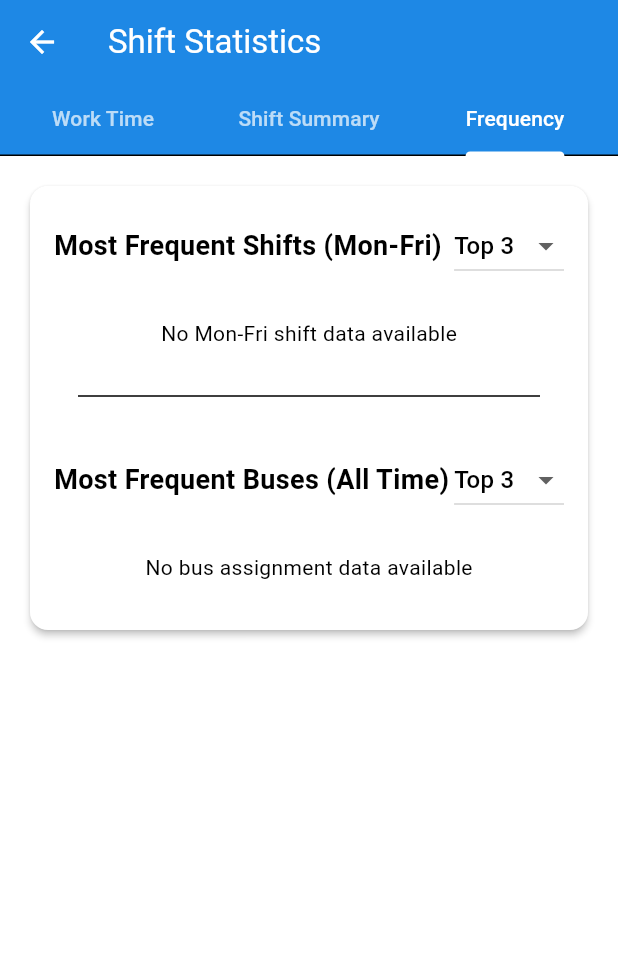
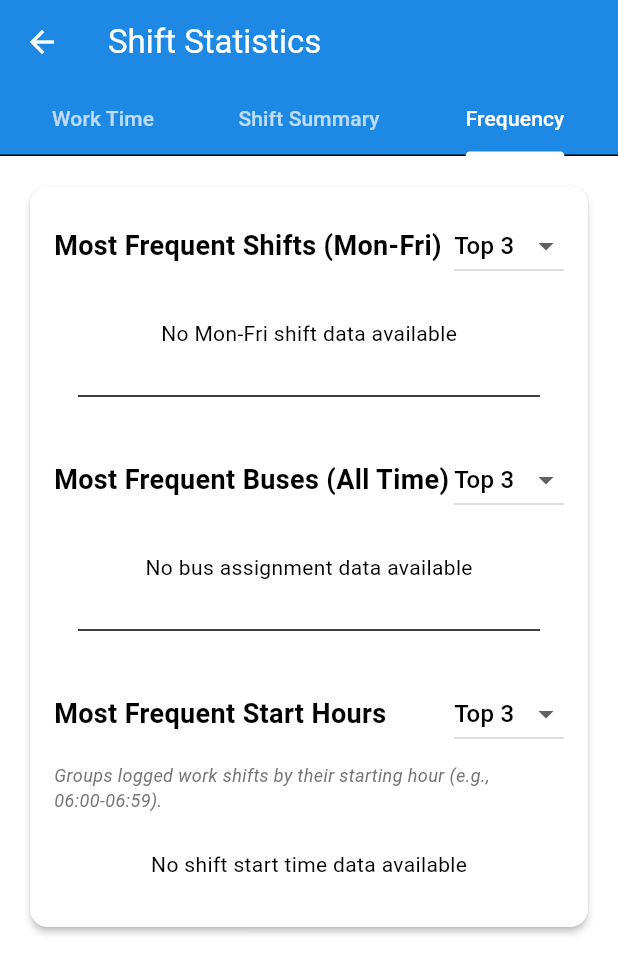
Before and after one commit to robertf670/spdrivercalendar, a Flutter app: the StatisticsScreen screen opened directly with empty values, tab 3 chosen, on a phone screen of 412 x 824 dp. Shown: the top 974 px of the screen. Run offline on Flutter 3.47's test engine with Material 3 defaults, Android fonts, the phone set to English and light mode, and no system bars; our stand-ins replace csv, file_picker, flutter_local_notifications, google_sign_in, package_info_plus, permission_handler and 3 more; missing offline and left inert: extension_google_sign_in_as_googleapis_auth, googleapis; accounts and stored records are empty.

Commit message:
feat: Add start hour frequency stats and refine UI

```diff
--- a/lib/features/statistics/screens/statistics_screen.dart
+++ b/lib/features/statistics/screens/statistics_screen.dart
@@ -58,6 +58,10 @@ class StatisticsScreenState extends State<StatisticsScreen>
   // State for shift frequency display
   int _numberOfShiftsToShow = 3;
   final List<int> _shiftNumberOptions = [3, 5, 10]; // Can reuse or define separately
+
+  // State for start hour frequency display
+  int _numberOfStartHoursToShow = 3;
+  final List<int> _startHourNumberOptions = [3, 5, 10];
 
   // Cache for parsed CSV data: Key = filename, Value = Map<ShiftCode, Duration>
   final Map<String, Map<String, Duration>> _csvWorkTimeCache = {};
@@ -426,7 +430,6 @@ class StatisticsScreenState extends State<StatisticsScreen>
                 ),
               ),
               FrequencyChart(
-                title: '',
                 frequencyData: Map.fromEntries(
                    _getAllTimeFrequentShifts().entries.take(_numberOfShiftsToShow)
                 ),
@@ -466,12 +469,64 @@ class StatisticsScreenState extends State<StatisticsScreen>
                 ),
               ),
               FrequencyChart(
-                title: '',
                 frequencyData: Map.fromEntries(
                   _getMostFrequentBuses().entries.take(_numberOfBusesToShow)
                 ),
                 emptyDataMessage: 'No bus assignment data available',
               ),
+
+              // --- Add Start Hour Frequency Chart ---
+              const Divider(height: 32, thickness: 1, indent: 16, endIndent: 16),
+
+              // Add Row with Title and Dropdown
+              Padding(
+                padding: const EdgeInsets.only(top: 16.0, bottom: 8.0),
+                child: Row(
+                  mainAxisAlignment: MainAxisAlignment.spaceBetween,
+                  children: [
+                    const Text(
+                        'Most Frequent Start Hours',
+                        style: TextStyle(fontSize: 18, fontWeight: FontWeight.bold),
+                      ),
+                    DropdownButton<int>(
+                      value: _numberOfStartHoursToShow,
+                      items: _startHourNumberOptions.map((int value) {
+                        return DropdownMenuItem<int>(
+                          value: value,
+                          child: Text('Top $value'),
+                        );
+                      }).toList(),
+                      onChanged: (int? newValue) {
+                        if (newValue != null) {
+                          setState(() {
+                            _numberOfStartHoursToShow = newValue;
+                          });
+                        }
+                      },
+                    ),
+                  ],
+                ),
+              ),
+              // Move explanatory note here, below title/dropdown row
+              Padding(
+                padding: const EdgeInsets.only(bottom: 8.0), // Add padding below note
+                child: Text(
+                  'Groups logged work shifts by their starting hour (e.g., 06:00-06:59).', // Updated explanation
+                  style: TextStyle(
+                    fontSize: 12,
+                    color: Colors.grey[600],
+                    fontStyle: FontStyle.italic,
+                  ),
+                ),
+              ),
+              FrequencyChart(
+                frequencyData: Map.fromEntries(
+                  _getMostFrequentStartHours().entries.take(_numberOfStartHoursToShow)
+                ),
+                emptyDataMessage: 'No shift start time data available',
+              ),
+              // --- End Start Hour Section ---
+
             ],
           ),
         ),
@@ -1081,4 +1136,28 @@ class StatisticsScreenState extends State<StatisticsScreen>
       );
     }).toList();
   }
+
+  // --- Add Calculation Logic for Start Hour Frequency ---
+  Map<String, int> _getMostFrequentStartHours() {
+    Map<int, int> hourCounts = {}; // Use int as key initially
+
+    widget.events.forEach((date, events) {
+      for (final event in events) {
+        if (event.isWorkShift) {
+          final startHour = event.startTime.hour;
+          hourCounts[startHour] = (hourCounts[startHour] ?? 0) + 1;
+        }
+      }
+    });
+
+    // Convert to sorted Map<String, int> with formatted hour string
+    final sortedEntries = hourCounts.entries.toList()
+      ..sort((a, b) => b.value.compareTo(a.value)); // Sort by count descending
+
+    // Format hour as "HH:00" for display
+    return Map.fromEntries(sortedEntries.map((entry) {
+      final hourString = entry.key.toString().padLeft(2, '0') + ":00";
+      return MapEntry(hourString, entry.value);
+    }));
+  }
 }
--- a/lib/features/statistics/widgets/frequency_chart.dart
+++ b/lib/features/statistics/widgets/frequency_chart.dart
@@ -2,13 +2,11 @@ import 'package:flutter/material.dart';
 import 'package:spdrivercalendar/theme/app_theme.dart';
 
 class FrequencyChart extends StatelessWidget {
-  final String title;
   final Map<String, int> frequencyData;
   final String emptyDataMessage;
 
   const FrequencyChart({
     Key? key,
-    required this.title,
     required this.frequencyData,
     this.emptyDataMessage = 'No data available',
   }) : super(key: key);
@@ -38,11 +36,6 @@ class FrequencyChart extends StatelessWidget {
     return Column(
       crossAxisAlignment: CrossAxisAlignment.start,
       children: [
-        Text(
-          title,
-          style: const TextStyle(fontSize: 18, fontWeight: FontWeight.bold),
-        ),
-        const SizedBox(height: 16),
         Column(
           children: frequencyData.entries
               .toList()
```
